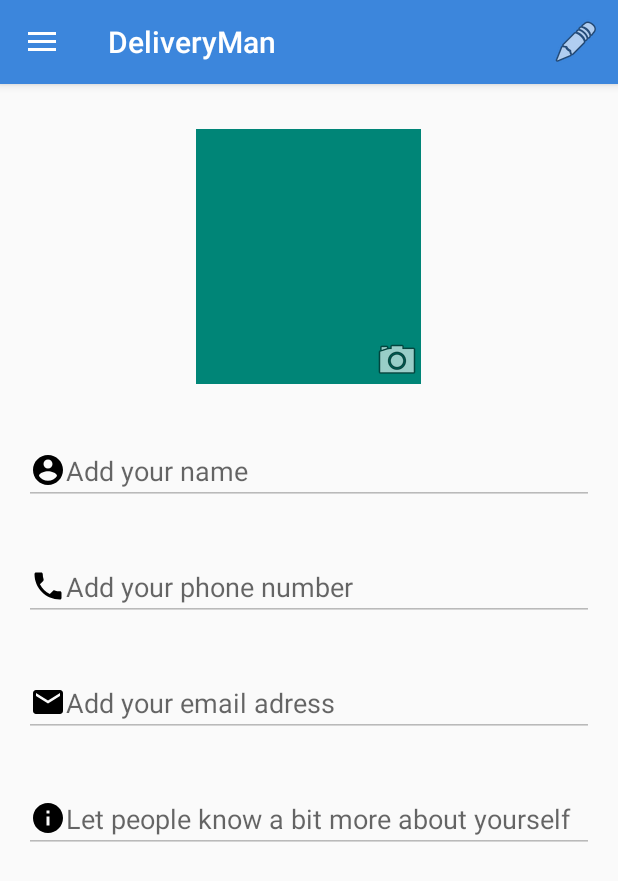
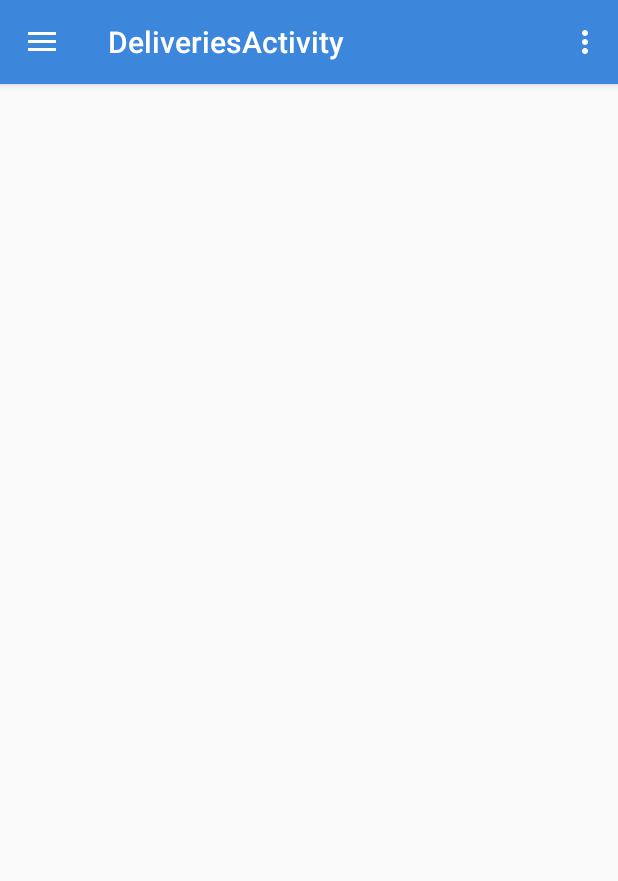
Before and after one commit to theophilehut/DeliveryMan, an Android app: the screen it shows after launch (Profile before the commit, DeliveriesActivity after it), in the side drawer, after a tap on "Deliveries", on a phone screen of 412 x 824 dp. Shown: the top 881 px of the screen. Run offline under Robolectric (Android 15) with nearby library versions, the phone set to English and light mode, and no system bars.

Commit message:
Added the deliveries activity

```diff
--- a/app/build.gradle
+++ b/app/build.gradle
@@ -23,6 +23,7 @@ dependencies {
     implementation 'com.android.support:appcompat-v7:28.0.0'
     implementation 'com.android.support:design:28.0.0'
     implementation 'com.android.support.constraint:constraint-layout:1.1.3'
+    implementation 'com.android.support:support-v4:28.0.0'
     testImplementation 'junit:junit:4.12'
     androidTestImplementation 'com.android.support.test:runner:1.0.2'
     androidTestImplementation 'com.android.support.test.espresso:espresso-core:3.0.2'
--- a/app/src/main/AndroidManifest.xml
+++ b/app/src/main/AndroidManifest.xml
@@ -19,6 +19,10 @@
                 <category android:name="android.intent.category.LAUNCHER" />
             </intent-filter>
         </activity>
+        <activity
+            android:name=".DeliveriesActivity"
+            android:label="@string/title_activity_deliveries"
+            android:theme="@style/AppTheme.NoActionBar"></activity>
     </application>
 
 </manifest>
--- /dev/null
+++ b/app/src/main/java/com/example/thophile/deliveryman/DeliveriesActivity.java
@@ -0,0 +1,96 @@
+package com.example.thophile.deliveryman;
+
+import android.content.Intent;
+import android.os.Bundle;
+import android.support.design.widget.FloatingActionButton;
+import android.support.design.widget.Snackbar;
+import android.view.View;
+import android.support.design.widget.NavigationView;
+import android.support.v4.view.GravityCompat;
+import android.support.v4.widget.DrawerLayout;
+import android.support.v7.app.ActionBarDrawerToggle;
+import android.support.v7.app.AppCompatActivity;
+import android.support.v7.widget.Toolbar;
+import android.view.Menu;
+import android.view.MenuItem;
+
+public class DeliveriesActivity extends AppCompatActivity
+        implements NavigationView.OnNavigationItemSelectedListener {
+
+    @Override
+    protected void onCreate(Bundle savedInstanceState) {
+        super.onCreate(savedInstanceState);
+        setContentView(R.layout.activity_deliveries);
+        Toolbar toolbar = (Toolbar) findViewById(R.id.toolbar);
+        setSupportActionBar(toolbar);
+
+
+
+        DrawerLayout drawer = (DrawerLayout) findViewById(R.id.drawer_layout);
+        ActionBarDrawerToggle toggle = new ActionBarDrawerToggle(
+                this, drawer, toolbar, R.string.navigation_drawer_open, R.string.navigation_drawer_close);
+        drawer.addDrawerListener(toggle);
+        toggle.syncState();
+
+        NavigationView navigationView = (NavigationView) findViewById(R.id.nav_view);
+        navigationView.setNavigationItemSelectedListener(this);
+    }
+
+    @Override
+    public void onBackPressed() {
+        DrawerLayout drawer = (DrawerLayout) findViewById(R.id.drawer_layout);
+        if (drawer.isDrawerOpen(GravityCompat.START)) {
+            drawer.closeDrawer(GravityCompat.START);
+        } else {
+            super.onBackPressed();
+        }
+    }
+
+    @Override
+    public boolean onCreateOptionsMenu(Menu menu) {
+        // Inflate the menu; this adds items to the action bar if it is present.
+        getMenuInflater().inflate(R.menu.deliveries, menu);
+        return true;
+    }
+
+    @Override
+    public boolean onOptionsItemSelected(MenuItem item) {
+        // Handle action bar item clicks here. The action bar will
+        // automatically handle clicks on the Home/Up button, so long
+        // as you specify a parent activity in AndroidManifest.xml.
+        int id = item.getItemId();
+
+        //noinspection SimplifiableIfStatement
+        if (id == R.id.action_settings) {
+            return true;
+        }
+
+        return super.onOptionsItemSelected(item);
+    }
+
+    @SuppressWarnings("StatementWithEmptyBody")
+    @Override
+    public boolean onNavigationItemSelected(MenuItem item) {
+        // Handle navigation view item clicks here.
+        int id = item.getItemId();
+
+        if (id == R.id.nav_profile) {
+
+            Intent profile = new Intent(DeliveriesActivity.this,Profile.class);
+            startActivity(profile);
+            finish();
+
+        } else if (id == R.id.nav_deliveries) {
+
+            Intent todayMenu = new Intent(DeliveriesActivity.this,DeliveriesActivity.class);
+            startActivity(todayMenu);
+            finish();
+
+        }
+
+
+    DrawerLayout drawer = (DrawerLayout) findViewById(R.id.drawer_layout);
+        drawer.closeDrawer(GravityCompat.START);
+        return true;
+    }
+}
--- a/app/src/main/java/com/example/thophile/deliveryman/Profile.java
+++ b/app/src/main/java/com/example/thophile/deliveryman/Profile.java
@@ -213,13 +213,13 @@ public class Profile extends AppCompatActivity
             startActivity(profile);
             finish();
 
-        } /*else if (id == R.id.nav_restaurant_menu) {
+        } else if (id == R.id.nav_deliveries) {
 
-            Intent todayMenu = new Intent(MainActivity.this,TodayMenu.class);
+            Intent todayMenu = new Intent(Profile.this,DeliveriesActivity.class);
             startActivity(todayMenu);
             finish();
 
-        } else if (id == R.id.nav_reservations) {
+        } /*else if (id == R.id.nav_reservations) {
 
             Intent reservations = new Intent(MainActivity.this,Reservations.class);
             startActivity(reservations);
--- /dev/null
+++ b/app/src/main/res/layout/activity_deliveries.xml
@@ -0,0 +1,25 @@
+<?xml version="1.0" encoding="utf-8"?>
+<android.support.v4.widget.DrawerLayout xmlns:android="http://schemas.android.com/apk/res/android"
+    xmlns:app="http://schemas.android.com/apk/res-auto"
+    xmlns:tools="http://schemas.android.com/tools"
+    android:id="@+id/drawer_layout"
+    android:layout_width="match_parent"
+    android:layout_height="match_parent"
+    android:fitsSystemWindows="true"
+    tools:openDrawer="start">
+
+    <include
+        layout="@layout/app_bar_deliveries"
+        android:layout_width="match_parent"
+        android:layout_height="match_parent" />
+
+    <android.support.design.widget.NavigationView
+        android:id="@+id/nav_view"
+        android:layout_width="wrap_content"
+        android:layout_height="match_parent"
+        android:layout_gravity="start"
+        android:fitsSystemWindows="true"
+        app:headerLayout="@layout/nav_header_profile"
+        app:menu="@menu/activity_profile_drawer" />
+
+</android.support.v4.widget.DrawerLayout>
--- /dev/null
+++ b/app/src/main/res/layout/app_bar_deliveries.xml
@@ -0,0 +1,25 @@
+<?xml version="1.0" encoding="utf-8"?>
+<android.support.design.widget.CoordinatorLayout xmlns:android="http://schemas.android.com/apk/res/android"
+    xmlns:app="http://schemas.android.com/apk/res-auto"
+    xmlns:tools="http://schemas.android.com/tools"
+    android:layout_width="match_parent"
+    android:layout_height="match_parent"
+    tools:context=".DeliveriesActivity">
+
+    <android.support.design.widget.AppBarLayout
+        android:layout_width="match_parent"
+        android:layout_height="wrap_content"
+        android:theme="@style/AppTheme.AppBarOverlay">
+
+        <android.support.v7.widget.Toolbar
+            android:id="@+id/toolbar"
+            android:layout_width="match_parent"
+            android:layout_height="?attr/actionBarSize"
+            android:background="?attr/colorAccent"
+            app:popupTheme="@style/AppTheme.PopupOverlay" />
+
+    </android.support.design.widget.AppBarLayout>
+
+    <include layout="@layout/content_deliveries" />
+
+</android.support.design.widget.CoordinatorLayout>
--- /dev/null
+++ b/app/src/main/res/layout/content_deliveries.xml
@@ -0,0 +1,11 @@
+<?xml version="1.0" encoding="utf-8"?>
+<android.support.constraint.ConstraintLayout xmlns:android="http://schemas.android.com/apk/res/android"
+    xmlns:app="http://schemas.android.com/apk/res-auto"
+    xmlns:tools="http://schemas.android.com/tools"
+    android:layout_width="match_parent"
+    android:layout_height="match_parent"
+    app:layout_behavior="@string/appbar_scrolling_view_behavior"
+    tools:context=".DeliveriesActivity"
+    tools:showIn="@layout/app_bar_deliveries">
+
+</android.support.constraint.ConstraintLayout>
--- /dev/null
+++ b/app/src/main/res/menu/deliveries.xml
@@ -0,0 +1,9 @@
+<?xml version="1.0" encoding="utf-8"?>
+<menu xmlns:android="http://schemas.android.com/apk/res/android"
+    xmlns:app="http://schemas.android.com/apk/res-auto">
+    <item
+        android:id="@+id/action_settings"
+        android:orderInCategory="100"
+        android:title="@string/action_settings"
+        app:showAsAction="never" />
+</menu>
--- a/app/src/main/res/values/strings.xml
+++ b/app/src/main/res/values/strings.xml
@@ -19,5 +19,6 @@
     <string name="email_hint">Add your email adress</string>
     <string name="phone_hint">Add your phone number</string>
     <string name="description_hint">Let people know a bit more about yourself</string>
+    <string name="title_activity_deliveries">DeliveriesActivity</string>
 
 </resources>
```
